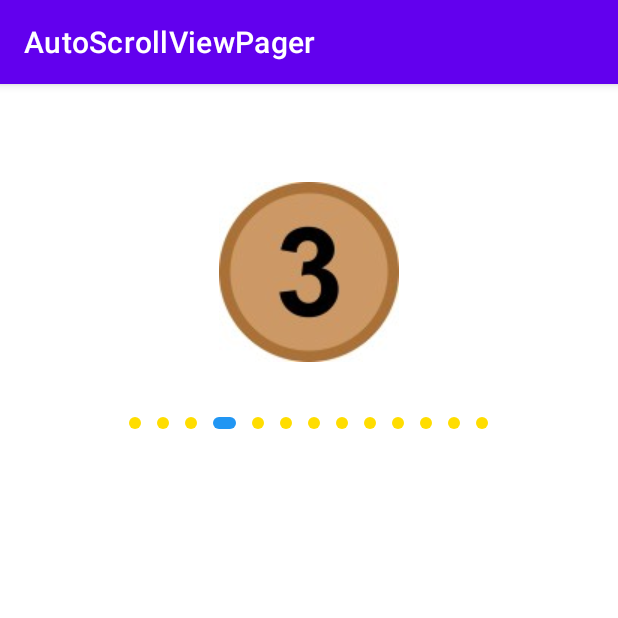
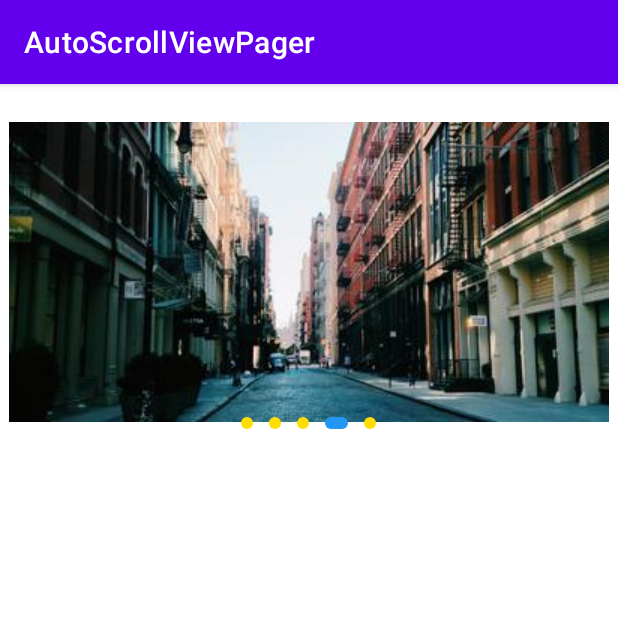
Before and after one commit to Mindinventory/AutoScrollCircularPagerView, an Android app: the screen it shows after launch (MainActivity), on a phone screen of 412 x 824 dp, the top half of it. Run offline under Robolectric (Android 15) with nearby library versions, the phone set to English and light mode, and no system bars.

```diff
--- a/app/src/main/java/com/mindinventory/autoscrollviewpager/MainActivity.kt
+++ b/app/src/main/java/com/mindinventory/autoscrollviewpager/MainActivity.kt
@@ -8,19 +8,11 @@ import kotlinx.android.synthetic.main.activity_main.*
 
 class MainActivity : AppCompatActivity() {
     private val images = ArrayList<Int>().apply {
-        add(R.drawable.number0)
-        add(R.drawable.number1)
-        add(R.drawable.number2)
-        add(R.drawable.number3)
-        add(R.drawable.number4)
-        add(R.drawable.number5)
-        add(R.drawable.number6)
-        add(R.drawable.number7)
-        add(R.drawable.number8)
-        add(R.drawable.number9)
-        add(R.drawable.number10)
-        add(R.drawable.number11)
-        add(R.drawable.number12)
+        add(R.drawable.image1)
+        add(R.drawable.image2)
+        add(R.drawable.image3)
+        add(R.drawable.image4)
+        add(R.drawable.image5)
     }
     private val myAdapter by lazy { MyAdapter() }
 
--- a/autoscrollcircularpagerview/src/main/java/com/mindinventory/AutoScrollCircularPagerView.kt
+++ b/autoscrollcircularpagerview/src/main/java/com/mindinventory/AutoScrollCircularPagerView.kt
@@ -15,6 +15,7 @@ import androidx.annotation.RequiresApi
 import androidx.appcompat.widget.AppCompatImageView
 import androidx.core.content.ContextCompat
 import androidx.core.view.setMargins
+import androidx.recyclerview.widget.LinearLayoutManager
 import androidx.recyclerview.widget.PagerSnapHelper
 import androidx.recyclerview.widget.RecyclerView
 import androidx.recyclerview.widget.SnapHelper
@@ -109,8 +110,10 @@ class AutoScrollCircularPagerView @JvmOverloads constructor(
         snapHelper.attachToRecyclerView(rvAutoScroll)
         rvAutoScroll.addOnScrollListener(
             OnScrollListener(
+                rvAutoScroll.layoutManager as LinearLayoutManager,
                 object : CenterItemCallback {
-                    override fun onScrollFinished() {
+                    override fun onScrollFinished(visibleItemPosition: Int) {
+                        centerItemPosition = visibleItemPosition
                         onPageSelected(centerItemPosition)
                     }
 
--- a/autoscrollcircularpagerview/src/main/java/com/mindinventory/CenterItemCallback.kt
+++ b/autoscrollcircularpagerview/src/main/java/com/mindinventory/CenterItemCallback.kt
@@ -1,6 +1,6 @@
 package com.mindinventory
 
 interface CenterItemCallback {
-    fun onScrollFinished()
+    fun onScrollFinished(visibleItemPosition: Int)
     fun onScrolled(dx: Int)
 }
--- a/autoscrollcircularpagerview/src/main/java/com/mindinventory/OnScrollListener.kt
+++ b/autoscrollcircularpagerview/src/main/java/com/mindinventory/OnScrollListener.kt
@@ -1,8 +1,10 @@
 package com.mindinventory
 
+import androidx.recyclerview.widget.LinearLayoutManager
 import androidx.recyclerview.widget.RecyclerView
 
 class OnScrollListener(
+    private val layoutManager: LinearLayoutManager,
     private val callback: CenterItemCallback,
     private val controlState: Int
 ) : RecyclerView.OnScrollListener() {
@@ -14,7 +16,8 @@ class OnScrollListener(
 
     override fun onScrollStateChanged(recyclerView: RecyclerView, newState: Int) {
         if (newState == controlState) {
-            callback.onScrollFinished()
+            val visibleItemPosition = layoutManager.findFirstVisibleItemPosition()
+            callback.onScrollFinished(visibleItemPosition)
         }
     }
 }
```
Also changed, not shown: app/src/main/res/drawable/number0.jpg (deleted), app/src/main/res/drawable/number1.jpg (deleted), app/src/main/res/drawable/number10.jpg (deleted), app/src/main/res/drawable/number11.jpg (deleted), app/src/main/res/drawable/number12.jpg (deleted), app/src/main/res/drawable/number2.jpg (deleted), app/src/main/res/drawable/number3.jpg (deleted), app/src/main/res/drawable/number4.jpg (deleted), app/src/main/res/drawable/number5.jpg (deleted), app/src/main/res/drawable/number6.jpg (deleted), app/src/main/res/drawable/number7.jpg (deleted), app/src/main/res/drawable/number8.jpg (deleted), app/src/main/res/drawable/number9.jpg (deleted), 1 other file.
